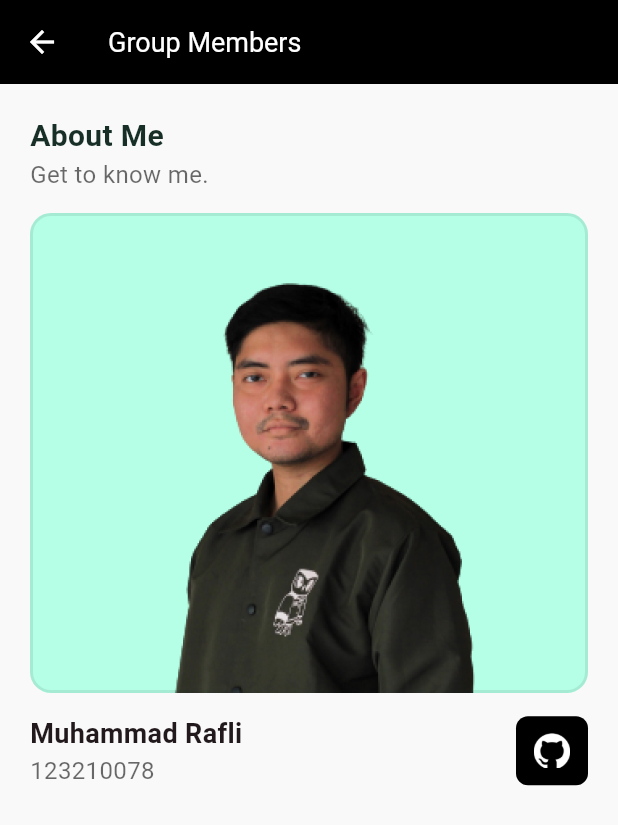
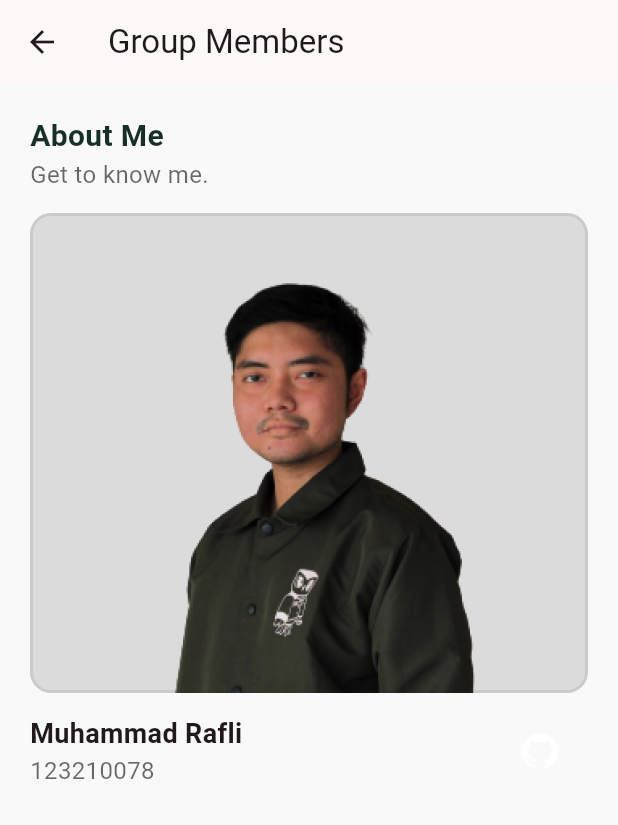
Before and after one commit to plirapli/tpm-tugas-4, a Flutter app: the AboutMePage screen opened directly, on a phone screen of 412 x 824 dp. Shown: the top 825 px of the screen. Run offline on Flutter 3.47's test engine with Material 3 defaults, Android fonts, the phone set to English and light mode, and no system bars; our stand-ins replace get_storage; accounts and stored records are empty.

Commit message:
refactor about me

```diff
--- a/lib/view/main_menu/about_me.dart
+++ b/lib/view/main_menu/about_me.dart
@@ -15,16 +15,8 @@ class _AboutMePageState extends State<AboutMePage> {
   Widget build(BuildContext context) {
     return SafeArea(
       child: Scaffold(
-        appBar: AppBar(
-          title: const Text(
-            "Group Members",
-            style: TextStyle(color: Colors.white, fontSize: 18),
-          ),
-          iconTheme: const IconThemeData(color: Colors.white),
-          backgroundColor: Colors.black,
-        ),
+        appBar: AppBar(title: const Text("Group Members")),
         body: Container(
-          height: MediaQuery.of(context).size.height,
           padding: const EdgeInsets.symmetric(horizontal: 20),
           color: const Color.fromARGB(255, 249, 249, 249),
           child: ListView(scrollDirection: Axis.vertical, children: [
@@ -49,7 +41,7 @@ class _AboutMePageState extends State<AboutMePage> {
                 borderRadius: BorderRadius.circular(14),
                 border: Border.all(
                     color: const Color.fromARGB(24, 23, 47, 39), width: 2),
-                color: const Color.fromARGB(255, 180, 255, 229),
+                color: Colors.black12,
                 image: DecorationImage(
                     image: AssetImage(member.img!), fit: BoxFit.fitHeight))),
         // Buat container tulisan bawah gambar
@@ -69,22 +61,14 @@ class _AboutMePageState extends State<AboutMePage> {
                 Text(
                   member.nim!,
                   style: const TextStyle(
-                      fontSize: 16, color: Color.fromARGB(150, 0, 0, 0)),
+                    fontSize: 16,
+                    color: Color.fromARGB(150, 0, 0, 0),
+                  ),
                 ),
               ],
             ),
             TextButton(
-              style: TextButton.styleFrom(
-                  minimumSize: const Size(46, 46),
-                  foregroundColor: Colors.white,
-                  backgroundColor: Colors.black,
-                  // minimumSize: Size(48, 48),
-                  // maximumSize: Size(48, 48),
-                  shape: RoundedRectangleBorder(
-                      borderRadius: BorderRadius.circular(8))),
-              onPressed: () {
-                _launchURL(member.url);
-              },
+              onPressed: () => _launchURL(member.url),
               child: Image.asset('assets/github-mark-white.png', width: 24),
             )
           ],
```
